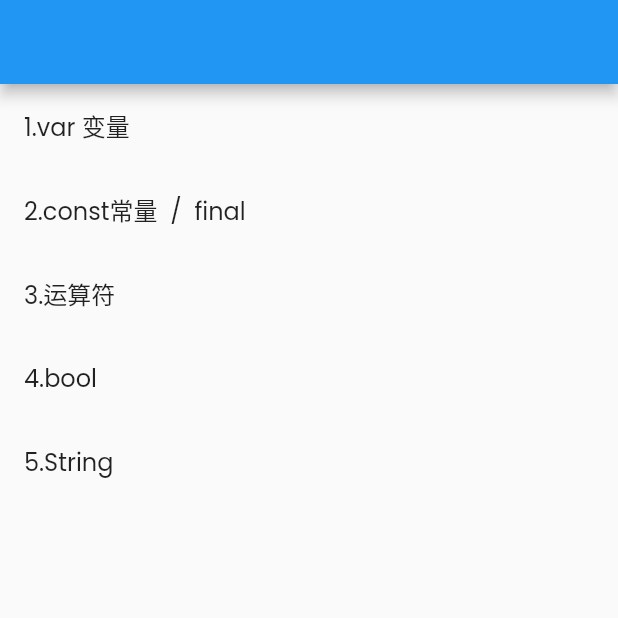
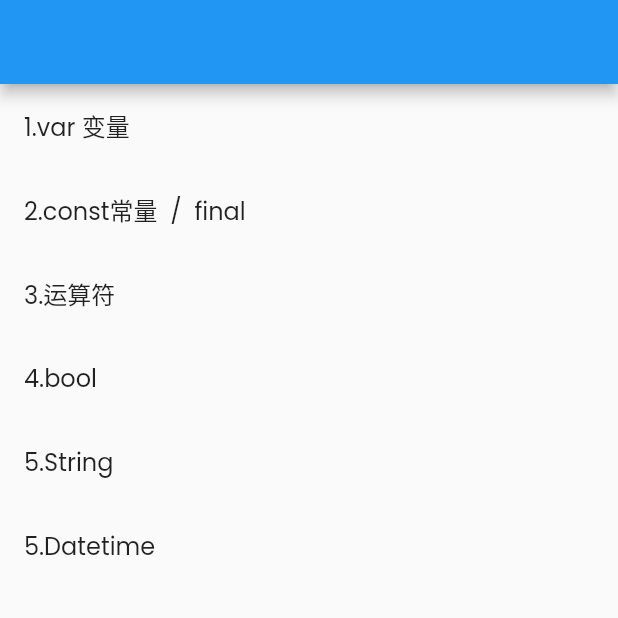
Before and after one commit to Shineforword/lyxy, a Flutter app: the LyDart screen opened directly, on a phone screen of 412 x 824 dp, the top half of it. Run offline on Flutter 3.47's test engine with Material 2 defaults, Android fonts, the phone set to English and light mode, and no system bars; our stand-ins replace extended_image, flutter_markdown; missing offline and left inert: markdown_syntax_highlighter, wechat_assets_picker; network calls fail.

Commit message:
[dart - datetime]

```diff
--- a/lib/explore/dart/ly_dart.dart
+++ b/lib/explore/dart/ly_dart.dart
@@ -28,6 +28,9 @@ class LyDart extends StatelessWidget {
           LyxyExploreItem(
               title: "5.String",
               page: LyxyCodes(mdpwd: "lib/assets/markdown/dart/string.md")),
+          LyxyExploreItem(
+              title: "5.Datetime",
+              page: LyxyCodes(mdpwd: "lib/assets/markdown/dart/datetime.md")),
         ],
       ),
     );
```
Also changed, not shown: 1 other file.
